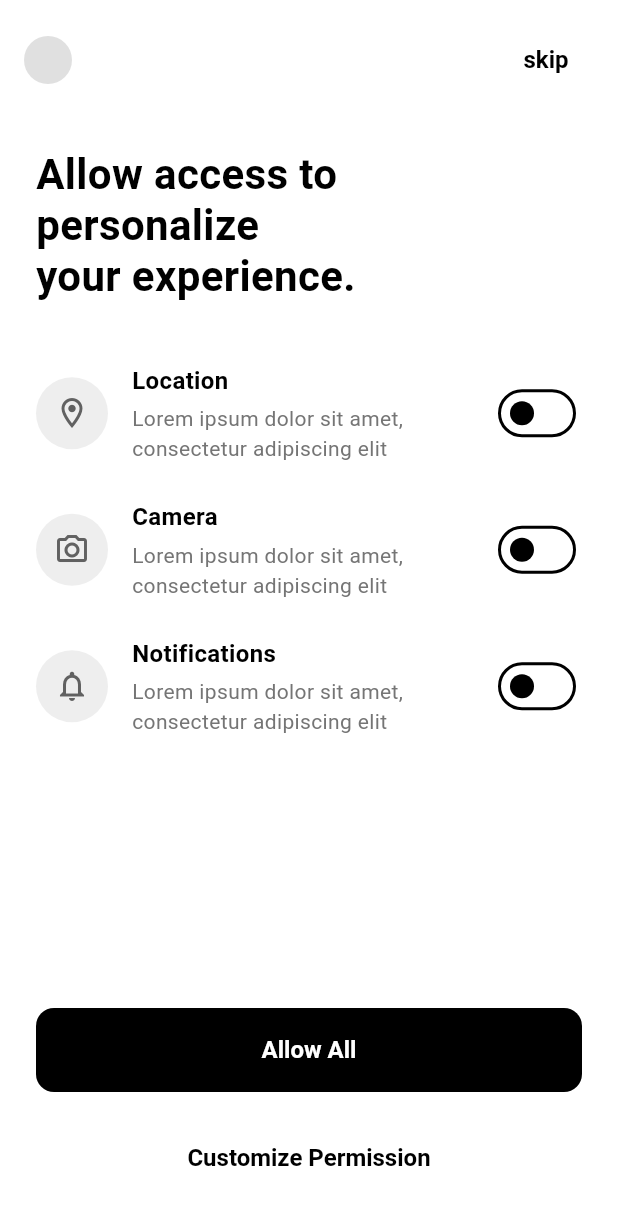
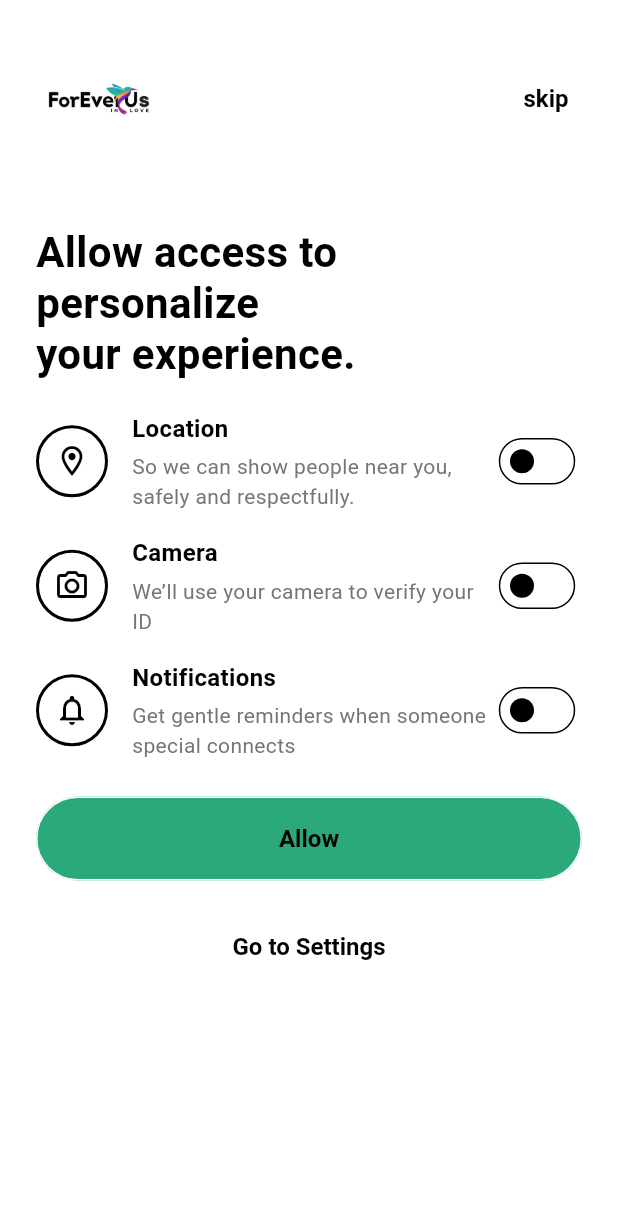
Before and after one commit to Luisnefelibato/Forever_Front, a Flutter app: the IntroPage3 screen opened by its route, after a tap on "skip", on a phone screen of 412 x 824 dp. Shown: the top 1205 px of the screen. Run offline on Flutter 3.47's test engine with Material 3 defaults, Android fonts, the light colour scheme and no system bars; our stand-ins replace dio, equatable, flutter_bloc, flutter_dotenv, get_it, injectable and 2 more.

Commit message:
feat: implement onboarding improvements and permissions page
- Add auto-slider functionality to intro pages (3 seconds)
- Add manual swipe navigation to intro pages
- Update intro pages with proper images (intro_page_1.png, intro_page_2.png, intro_page_3.png)
- Implement permissions page with #2CA97B color scheme
- Add Allow button with 999px radius and 1px border
- Update permission toggles with black/white and #2CA97B/black states
- Add app logo (Logo_en_Negativo.png) in permissions header
- Fix overflow issues in permissions page with SingleChildScrollView
- Update permission descriptions with meaningful text
- Implement consistent black icons for all permission states
- Add proper navigation flow from splash to permissions

```diff
--- a/lib/features/onboarding/presentation/pages/intro_page_3.dart
+++ b/lib/features/onboarding/presentation/pages/intro_page_3.dart
@@ -1,4 +1,5 @@
 import 'package:flutter/material.dart';
+import 'dart:async';
 
 /// Onboarding Intro 3: "However You Identify Yourself, you're Always Welcome Here"
 ///
@@ -13,23 +14,58 @@ import 'package:flutter/material.dart';
 /// - Text color: White (#FFFFFF) - TODO: Update with design
 /// - Active dot: Primary color - TODO: Update with design
 /// - Inactive dot: Gray/White transparent - TODO: Update with design
-class IntroPage3 extends StatelessWidget {
+class IntroPage3 extends StatefulWidget {
   const IntroPage3({super.key});
+
+  @override
+  State<IntroPage3> createState() => _IntroPage3State();
+}
+
+class _IntroPage3State extends State<IntroPage3> {
+  late Timer _timer;
+
+  @override
+  void initState() {
+    super.initState();
+    _startAutoAdvance();
+  }
+
+  @override
+  void dispose() {
+    _timer.cancel();
+    super.dispose();
+  }
+
+  void _startAutoAdvance() {
+    _timer = Timer(const Duration(seconds: 3), () {
+      if (mounted) {
+        Navigator.pushReplacementNamed(context, '/permissions');
+      }
+    });
+  }
+
+  void _navigateToNext() {
+    _timer.cancel();
+    Navigator.pushReplacementNamed(context, '/permissions');
+  }
+
+  void _navigateToPrevious() {
+    _timer.cancel();
+    Navigator.pushReplacementNamed(context, '/onboarding-intro-2');
+  }
 
   @override
   Widget build(BuildContext context) {
     return Scaffold(
       body: Stack(
         children: [
-          // Background image placeholder
-          // TODO: Replace with actual dating couple image from design
+          // Background image
           Container(
             decoration: BoxDecoration(
-              color: Colors.grey[500], // Placeholder background
+              color: Colors.grey[500], // Fallback background
               image: const DecorationImage(
-                image: AssetImage('assets/images/onboarding/intro_3.jpg'),
+                image: AssetImage('assets/images/logo/intro_page_3.png'),
                 fit: BoxFit.cover,
-                // If image doesn't exist, will show gray background
                 onError: null,
               ),
             ),
@@ -110,10 +146,18 @@ class IntroPage3 extends StatelessWidget {
 
                 const SizedBox(height: 40),
 
-                // Navigation button (invisible but tappable for swipe area)
+                // Navigation area with swipe detection
                 GestureDetector(
-                  onTap: () {
-                    Navigator.pushReplacementNamed(context, '/permissions');
+                  onTap: _navigateToNext,
+                  onPanEnd: (details) {
+                    // Swipe left to go to next page (permissions)
+                    if (details.velocity.pixelsPerSecond.dx < -500) {
+                      _navigateToNext();
+                    }
+                    // Swipe right to go to previous page
+                    else if (details.velocity.pixelsPerSecond.dx > 500) {
+                      _navigateToPrevious();
+                    }
                   },
                   child: Container(
                     width: double.infinity,
--- a/lib/features/onboarding/presentation/pages/permissions_page.dart
+++ b/lib/features/onboarding/presentation/pages/permissions_page.dart
@@ -12,12 +12,12 @@ import 'package:permission_handler/permission_handler.dart';
 /// - Primary button: "Allow All" - TODO: Update color with design
 /// - Secondary button: "Customize Permission"
 ///
-/// Colors to be updated with final design:
-/// - Background: White/Light - TODO: Update with design
-/// - Primary button: Accent color - TODO: Update with design
-/// - Text colors: Dark/Gray - TODO: Update with design
-/// - Toggle active: Primary color - TODO: Update with design
-/// - Toggle inactive: Gray - TODO: Update with design
+/// Colors implemented:
+/// - Background: White
+/// - Primary button: #2CA97B (Green)
+/// - Text colors: Black/Gray
+/// - Toggle active: #2CA97B with black border
+/// - Toggle inactive: White with black border
 class PermissionsPage extends StatefulWidget {
   const PermissionsPage({super.key});
 
@@ -30,12 +30,19 @@ class _PermissionsPageState extends State<PermissionsPage> {
   bool _cameraEnabled = false;
   bool _notificationsEnabled = false;
 
+  // Color constants
+  static const Color _allowButtonColor = Color(0xFF2CA97B);
+  static const Color _activeToggleColor = Color(0xFF2CA97B);
+  static const Color _inactiveToggleColor = Colors.white;
+  static const Color _borderColor = Colors.black;
+
   @override
   Widget build(BuildContext context) {
     return Scaffold(
       // TODO: Update background color with final design
       backgroundColor: Colors.white,
       body: SafeArea(
+        child: SingleChildScrollView(
           child: Column(
             crossAxisAlignment: CrossAxisAlignment.start,
             children: [
@@ -45,13 +52,31 @@ class _PermissionsPageState extends State<PermissionsPage> {
               child: Row(
                 mainAxisAlignment: MainAxisAlignment.spaceBetween,
                 children: [
-                  // Placeholder icon (32x32 gray circle)
+                  // App logo
                   Container(
-                    width: 32,
-                    height: 32,
+                    width: 100,
+                    height: 100,
+                    decoration: const BoxDecoration(
+                      shape: BoxShape.circle,
+                    ),
+                    child: ClipOval(
+                      child: Image.asset(
+                        'assets/images/logo/Logo_en_Negativo.png',
+                        width: 100,
+                        height: 100,
+                        fit: BoxFit.cover,
+                        errorBuilder: (context, error, stackTrace) {
+                          // Fallback to gray circle if image fails to load
+                          return Container(
+                            width: 100,
+                            height: 100,
                             decoration: BoxDecoration(
                               shape: BoxShape.circle,
-                      color: Colors.grey[300], // TODO: Replace with app icon
+                              color: Colors.grey[300],
+                            ),
+                          );
+                        },
+                      ),
                     ),
                   ),
                   // Skip button
@@ -90,11 +115,10 @@ class _PermissionsPageState extends State<PermissionsPage> {
               ),
             ),
 
-            const SizedBox(height: 40),
+            const SizedBox(height: 20),
 
             // Permission items
-            Expanded(
-              child: Padding(
+            Padding(
               padding: const EdgeInsets.symmetric(horizontal: 24.0),
               child: Column(
                 children: [
@@ -102,36 +126,35 @@ class _PermissionsPageState extends State<PermissionsPage> {
                       icon: Icons.location_on_outlined,
                       title: 'Location',
                       description:
-                          'Lorem ipsum dolor sit amet, consectetur adipiscing elit',
+                          'So we can show people near you, safely and respectfully.',
                       isEnabled: _locationEnabled,
                       onToggle: (value) {
                         setState(() => _locationEnabled = value);
                       },
                     ),
-                    const SizedBox(height: 24),
+                    const SizedBox(height: 16),
                     _buildPermissionItem(
                       icon: Icons.camera_alt_outlined,
                       title: 'Camera',
                       description:
-                          'Lorem ipsum dolor sit amet, consectetur adipiscing elit',
+                          'We’ll use your camera to verify your ID  ',
                       isEnabled: _cameraEnabled,
                       onToggle: (value) {
                         setState(() => _cameraEnabled = value);
                       },
                     ),
-                    const SizedBox(height: 24),
+                    const SizedBox(height: 16),
                     _buildPermissionItem(
                       icon: Icons.notifications_outlined,
                       title: 'Notifications',
                       description:
-                          'Lorem ipsum dolor sit amet, consectetur adipiscing elit',
+                          'Get gentle reminders when someone special connects',
                       isEnabled: _notificationsEnabled,
                       onToggle: (value) {
                         setState(() => _notificationsEnabled = value);
                       },
                     ),
                   ],
-                ),
                 ),
               ),
 
@@ -147,16 +170,19 @@ class _PermissionsPageState extends State<PermissionsPage> {
                     child: ElevatedButton(
                       onPressed: _handleAllowAll,
                       style: ElevatedButton.styleFrom(
-                        // TODO: Update button color with design
-                        backgroundColor: Colors.black,
-                        foregroundColor: Colors.white,
+                        backgroundColor: _allowButtonColor,
+                        foregroundColor: Colors.black,
                         shape: RoundedRectangleBorder(
-                          borderRadius: BorderRadius.circular(12),
+                          borderRadius: BorderRadius.circular(999),
+                          side: const BorderSide(
+                            color: Colors.white,
+                            width: 1,
+                          ),
                         ),
                         elevation: 0,
                       ),
                       child: const Text(
-                        'Allow All',
+                        'Allow',
                         style: TextStyle(
                           fontSize: 16,
                           fontWeight: FontWeight.w600,
@@ -175,7 +201,7 @@ class _PermissionsPageState extends State<PermissionsPage> {
                         openAppSettings();
                       },
                       child: Text(
-                        'Customize Permission',
+                        'Go to Settings',
                         style: TextStyle(
                           fontSize: 16,
                           fontWeight: FontWeight.w600,
@@ -188,6 +214,7 @@ class _PermissionsPageState extends State<PermissionsPage> {
               ),
             ),
             ],
+          ),
         ),
       ),
     );
@@ -208,12 +235,16 @@ class _PermissionsPageState extends State<PermissionsPage> {
           height: 48,
           decoration: BoxDecoration(
             shape: BoxShape.circle,
-            color: Colors.grey[200], // TODO: Update with design color
+            color: isEnabled ? _activeToggleColor : _inactiveToggleColor,
+            border: Border.all(
+              color: _borderColor,
+              width: 2.0,
+            ),
           ),
           child: Icon(
             icon,
             size: 24,
-            color: Colors.grey[700], // TODO: Update with design color
+            color: Colors.black,
           ),
         ),
         const SizedBox(width: 16),
@@ -245,8 +276,17 @@ class _PermissionsPageState extends State<PermissionsPage> {
         Switch(
           value: isEnabled,
           onChanged: onToggle,
-          // TODO: Update switch colors with design
-          activeColor: Colors.blue,
+          activeColor: Colors.black,
+          activeTrackColor: _activeToggleColor,
+          activeThumbColor: Colors.black,
+          inactiveThumbColor: Colors.black,
+          inactiveTrackColor: Colors.white,
+          trackOutlineColor: WidgetStateProperty.resolveWith<Color>((states) {
+            return Colors.black;
+          }),
+          trackOutlineWidth: WidgetStateProperty.resolveWith<double>((states) {
+            return 1.0;
+          }),
         ),
       ],
     );
--- a/lib/features/onboarding/presentation/pages/splash_page.dart
+++ b/lib/features/onboarding/presentation/pages/splash_page.dart
@@ -77,7 +77,7 @@ class _SplashPageState extends State<SplashPage>
   Widget build(BuildContext context) {
     return Scaffold(
       // TODO: Update background color with final design
-      backgroundColor: Colors.black, // Placeholder black background
+      backgroundColor: Colors.white, // Placeholder black background
       body: Center(
         child: AnimatedBuilder(
           animation: _animationController,
@@ -91,7 +91,7 @@ class _SplashPageState extends State<SplashPage>
             );
           },
           child: Image.asset(
-            'assets/images/logo/logo_splash.png',
+            'assets/images/logo/Logo_en_Negativo.png',
             width: 200,
             height: 200,
             fit: BoxFit.contain,
```
Also changed, not shown: lib/features/onboarding/presentation/pages/intro_page_1.dart (+53 -10 lines), lib/features/onboarding/presentation/pages/intro_page_2.dart (+53 -10 lines), assets/images/logo/Logo_en_Negativo.png (added), assets/images/logo/intro_page_1.png (added), assets/images/logo/intro_page_2.png (added), assets/images/logo/intro_page_3.png (added), assets/images/logo/logo_splash.png (deleted), pubspec.lock. Lines whose indentation alone changed are shown as unchanged.
